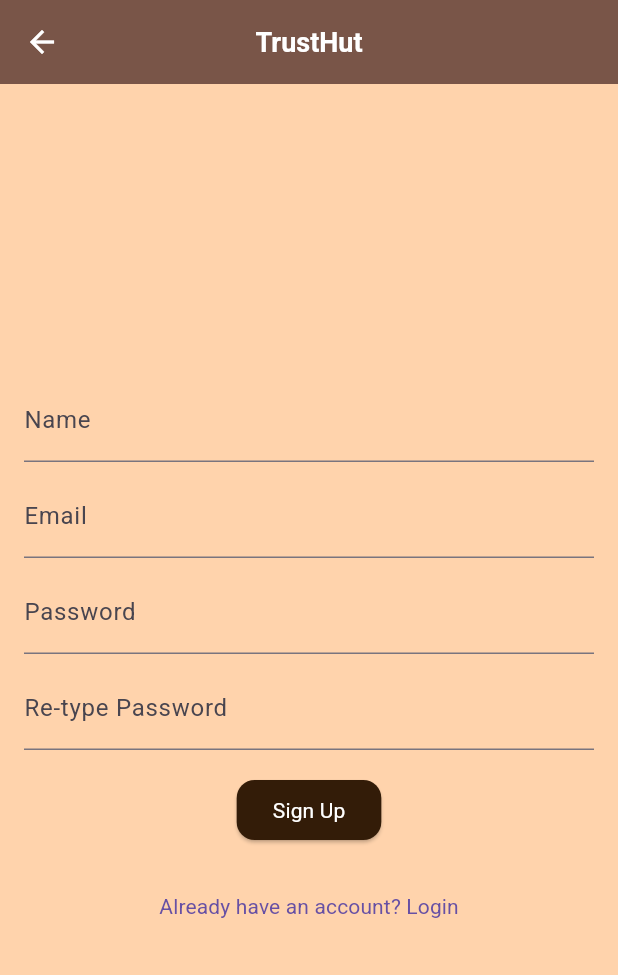
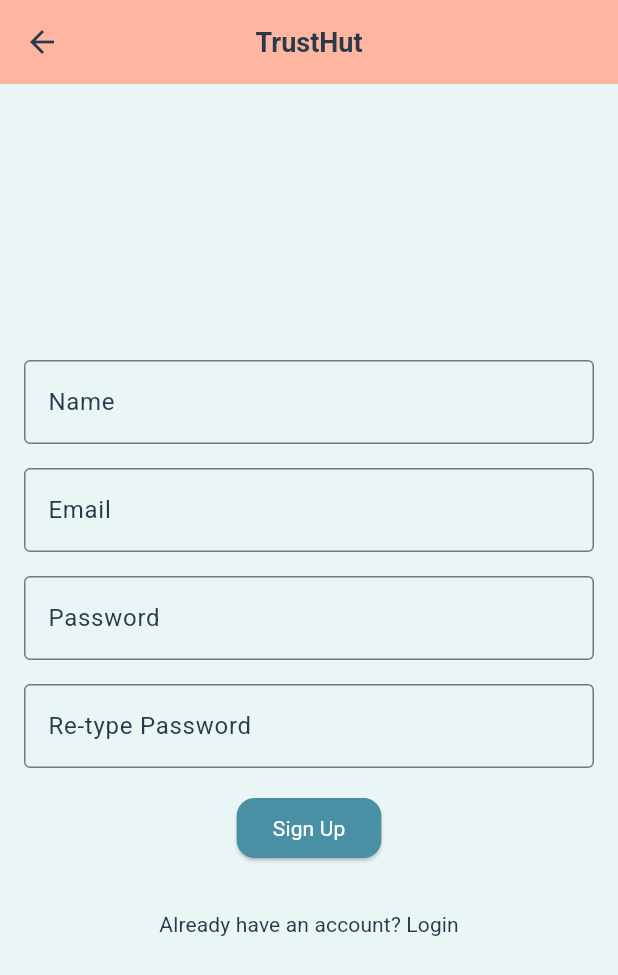
Before and after one commit to Jahnvi777-git/trusthut, a Flutter app: the screen it shows after launch, after a tap on "Login", after a tap on "Don't have an account? Sign Up", on a phone screen of 412 x 824 dp. Shown: the top 975 px of the screen. Run offline on Flutter 3.47's test engine with Material 3 defaults, Android fonts, the light colour scheme and no system bars; our stand-ins replace cloud_firestore, firebase_auth, firebase_core, flutter_rating_bar, geolocator, google_maps_flutter; accounts and stored records are empty.

Commit message:
changed color scheme

```diff
--- a/lib/main.dart
+++ b/lib/main.dart
@@ -26,32 +26,74 @@ class MyApp extends StatelessWidget {
     return MaterialApp(
       title: 'TrustHut',
       debugShowCheckedModeBanner: false,
+      // theme: ThemeData(
+      //   primaryColor: Color(0xFF331C08), // Dark brown for primary elements
+      //   scaffoldBackgroundColor: Color(0xFFFFD3AC), // Light peach for background
+      //   appBarTheme: AppBarTheme(
+      //     backgroundColor: Color(0xFF331C08), // Dark brown for AppBar
+      //     foregroundColor: Colors.white, // White text for AppBar
+      //     elevation: 0,
+      //   ),
+      //   textTheme: TextTheme(
+      //     displayLarge: TextStyle(fontSize: 24, fontWeight: FontWeight.bold, color: Color(0xFF331C08)),
+      //     titleLarge: TextStyle(fontSize: 18, fontWeight: FontWeight.bold, color: Color(0xFF331C08)),
+      //     bodyLarge: TextStyle(fontSize: 16, color: Color(0xFF331C08)),
+      //     bodyMedium: TextStyle(fontSize: 14, color: Color(0xFF331C08)),
+      //   ),
+      //   cardColor: Color(0xFF664C36), // Medium brown for cards
+      //   elevatedButtonTheme: ElevatedButtonThemeData(
+      //     style: ElevatedButton.styleFrom(
+      //       backgroundColor: Color(0xFF331C08), // Dark brown for buttons
+      //       foregroundColor: Colors.white, // White text for buttons
+      //       shape: RoundedRectangleBorder(borderRadius: BorderRadius.circular(12)),
+      //     ),
+      //   ),
+      //   bottomNavigationBarTheme: BottomNavigationBarThemeData(
+      //     backgroundColor: Color(0xFFFFD3AC), // Light cream color for BottomNavigationBar
+      //     selectedItemColor: Color(0xFF331C08), // Dark brown for selected items
+      //     unselectedItemColor: Color(0xFF664C36), // Medium brown for unselected items
+      //   ),
+      // ),
       theme: ThemeData(
-        primaryColor: Color(0xFF331C08), // Dark brown for primary elements
-        scaffoldBackgroundColor: Color(0xFFFFD3AC), // Light peach for background
+        primaryColor: Color(0xFFFFB6A0), // Peach for primary elements
+        scaffoldBackgroundColor: Color(0xFFEAF6F6), // Light blue for background
         appBarTheme: AppBarTheme(
-          backgroundColor: Color(0xFF331C08), // Dark brown for AppBar
-          foregroundColor: Colors.white, // White text for AppBar
+          backgroundColor: Color(0xFFFFB6A0), // Peach for AppBar
+          foregroundColor: Color(0xFF2A3A4A), // Dark blue for AppBar text
           elevation: 0,
         ),
         textTheme: TextTheme(
-          displayLarge: TextStyle(fontSize: 24, fontWeight: FontWeight.bold, color: Color(0xFF331C08)),
-          titleLarge: TextStyle(fontSize: 18, fontWeight: FontWeight.bold, color: Color(0xFF331C08)),
-          bodyLarge: TextStyle(fontSize: 16, color: Color(0xFF331C08)),
-          bodyMedium: TextStyle(fontSize: 14, color: Color(0xFF331C08)),
+          displayLarge: TextStyle(
+            fontSize: 24,
+            fontWeight: FontWeight.bold,
+            color: Color(0xFF2A3A4A), // Dark blue for headings
+          ),
+          titleLarge: TextStyle(
+            fontSize: 18,
+            fontWeight: FontWeight.bold,
+            color: Color(0xFF2A3A4A), // Dark blue for titles
+          ),
+          bodyLarge: TextStyle(
+            fontSize: 16,
+            color: Color(0xFF2A3A4A), // Dark blue for body text
+          ),
+          bodyMedium: TextStyle(
+            fontSize: 14,
+            color: Color(0xFF2A3A4A), // Dark blue for smaller text
+          ),
         ),
-        cardColor: Color(0xFF664C36), // Medium brown for cards
+        cardColor: Color(0xFFFFFFFF), // White for cards
         elevatedButtonTheme: ElevatedButtonThemeData(
           style: ElevatedButton.styleFrom(
-            backgroundColor: Color(0xFF331C08), // Dark brown for buttons
-            foregroundColor: Colors.white, // White text for buttons
+            backgroundColor: Color(0xFF4A90A4), // Teal for buttons
+            foregroundColor: Color(0xFFFFFFFF), // White text for buttons
             shape: RoundedRectangleBorder(borderRadius: BorderRadius.circular(12)),
           ),
         ),
         bottomNavigationBarTheme: BottomNavigationBarThemeData(
-          backgroundColor: Color(0xFFFFD3AC), // Light cream color for BottomNavigationBar
-          selectedItemColor: Color(0xFF331C08), // Dark brown for selected items
-          unselectedItemColor: Color(0xFF664C36), // Medium brown for unselected items
+          backgroundColor: Color(0xFFEAF6F6), // Light blue for BottomNavigationBar
+          selectedItemColor: Color(0xFF4A90A4), // Teal for selected items
+          unselectedItemColor: Color(0xFF2A3A4A), // Dark blue for unselected items
         ),
       ),
       initialRoute: '/', // Set the initial route
--- a/lib/screens/login_screen.dart
+++ b/lib/screens/login_screen.dart
@@ -37,7 +37,8 @@ class LoginScreen extends StatelessWidget {
       appBar: AppBar(
         title: Text("TrustHut", style: TextStyle(fontWeight: FontWeight.bold)),
         centerTitle: true,
-        backgroundColor: Colors.brown,
+        backgroundColor: Color(0xFFFFB6A0), // Peach for AppBar
+        elevation: 0, // Flat AppBar
       ),
       body: Padding(
         padding: const EdgeInsets.all(16.0),
@@ -49,25 +50,27 @@ class LoginScreen extends StatelessWidget {
               // Email Field
               TextFormField(
                 controller: _emailController,
-                decoration: InputDecoration(labelText: "Email"),
-                validator:
-                    (value) =>
-                        value == null || !value.contains('@')
-                            ? "Enter a valid email"
-                            : null,
+                decoration: InputDecoration(
+                  labelText: "Email",
+                  labelStyle: TextStyle(color: Color(0xFF2A3A4A)), // Dark blue text
+                  border: OutlineInputBorder(),
+                ),
+                validator: (value) =>
+                    value == null || !value.contains('@') ? "Enter a valid email" : null,
               ),
-              SizedBox(height: 8),
+              SizedBox(height: 16),
 
               // Password Field
               TextFormField(
                 controller: _passwordController,
-                decoration: InputDecoration(labelText: "Password"),
+                decoration: InputDecoration(
+                  labelText: "Password",
+                  labelStyle: TextStyle(color: Color(0xFF2A3A4A)), // Dark blue text
+                  border: OutlineInputBorder(),
+                ),
                 obscureText: true,
-                validator:
-                    (value) =>
-                        value == null || value.isEmpty
-                            ? "Please enter your password"
-                            : null,
+                validator: (value) =>
+                    value == null || value.isEmpty ? "Please enter your password" : null,
               ),
               SizedBox(height: 16),
 
@@ -75,6 +78,10 @@ class LoginScreen extends StatelessWidget {
               ElevatedButton(
                 onPressed: () => _login(context),
                 child: Text("Login"),
+                style: ElevatedButton.styleFrom(
+                  backgroundColor: Color(0xFF4A90A4), // Teal button color
+                  foregroundColor: Colors.white, // White text
+                ),
               ),
               SizedBox(height: 16),
 
@@ -86,12 +93,16 @@ class LoginScreen extends StatelessWidget {
                     MaterialPageRoute(builder: (context) => SignUpScreen()),
                   );
                 },
-                child: Text("Don't have an account? Sign Up"),
+                child: Text(
+                  "Don't have an account? Sign Up",
+                  style: TextStyle(color: Color(0xFF2A3A4A)), // Dark blue text
+                ),
               ),
             ],
           ),
         ),
       ),
+      backgroundColor: Color(0xFFEAF6F6), // Light blue background
     );
   }
 }
--- a/lib/screens/signup_screen.dart
+++ b/lib/screens/signup_screen.dart
@@ -5,11 +5,11 @@ import 'login_screen.dart';
 class SignUpScreen extends StatelessWidget {
   final _formKey = GlobalKey<FormState>();
   final TextEditingController _passwordController = TextEditingController();
-  final TextEditingController _confirmPasswordController =
-      TextEditingController();
+  final TextEditingController _confirmPasswordController = TextEditingController();
   String _name = '';
   String _email = '';
   String _password = '';
+
   void _signUp(BuildContext context) async {
     if (_formKey.currentState!.validate()) {
       _formKey.currentState!.save();
@@ -50,7 +50,8 @@ class SignUpScreen extends StatelessWidget {
       appBar: AppBar(
         title: Text("TrustHut", style: TextStyle(fontWeight: FontWeight.bold)),
         centerTitle: true,
-        backgroundColor: Colors.brown,
+        backgroundColor: Color(0xFFFFB6A0), // Peach for AppBar
+        elevation: 0, // Flat AppBar
       ),
       body: Padding(
         padding: const EdgeInsets.all(16.0),
@@ -61,45 +62,54 @@ class SignUpScreen extends StatelessWidget {
             children: [
               // Name Field
               TextFormField(
-                decoration: InputDecoration(labelText: "Name"),
+                decoration: InputDecoration(
+                  labelText: "Name",
+                  labelStyle: TextStyle(color: Color(0xFF2A3A4A)), // Dark blue text
+                  border: OutlineInputBorder(),
+                ),
                 onSaved: (value) => _name = value!.trim(),
-                validator:
-                    (value) =>
-                        value == null || value.isEmpty
-                            ? "Please enter your name"
-                            : null,
+                validator: (value) =>
+                    value == null || value.isEmpty ? "Please enter your name" : null,
               ),
-              SizedBox(height: 8),
+              SizedBox(height: 16),
 
               // Email Field
               TextFormField(
-                decoration: InputDecoration(labelText: "Email"),
+                decoration: InputDecoration(
+                  labelText: "Email",
+                  labelStyle: TextStyle(color: Color(0xFF2A3A4A)), // Dark blue text
+                  border: OutlineInputBorder(),
+                ),
                 onSaved: (value) => _email = value!.trim(),
-                validator:
-                    (value) =>
-                        value == null || !value.contains('@')
-                            ? "Enter a valid email"
-                            : null,
+                validator: (value) =>
+                    value == null || !value.contains('@') ? "Enter a valid email" : null,
               ),
-              SizedBox(height: 8),
+              SizedBox(height: 16),
 
               // Password Field
               TextFormField(
                 controller: _passwordController,
-                decoration: InputDecoration(labelText: "Password"),
+                decoration: InputDecoration(
+                  labelText: "Password",
+                  labelStyle: TextStyle(color: Color(0xFF2A3A4A)), // Dark blue text
+                  border: OutlineInputBorder(),
+                ),
                 obscureText: true,
-                validator:
-                    (value) =>
+                validator: (value) =>
                     value == null || value.length < 6
                         ? "Password must be at least 6 characters"
                         : null,
               ),
-              SizedBox(height: 8),
+              SizedBox(height: 16),
 
               // Re-type Password Field
               TextFormField(
                 controller: _confirmPasswordController,
-                decoration: InputDecoration(labelText: "Re-type Password"),
+                decoration: InputDecoration(
+                  labelText: "Re-type Password",
+                  labelStyle: TextStyle(color: Color(0xFF2A3A4A)), // Dark blue text
+                  border: OutlineInputBorder(),
+                ),
                 obscureText: true,
                 validator: (value) {
                   if (value == null || value.isEmpty) {
@@ -117,6 +127,10 @@ class SignUpScreen extends StatelessWidget {
               ElevatedButton(
                 onPressed: () => _signUp(context),
                 child: Text("Sign Up"),
+                style: ElevatedButton.styleFrom(
+                  backgroundColor: Color(0xFF4A90A4), // Teal button color
+                  foregroundColor: Colors.white, // White text
+                ),
               ),
               SizedBox(height: 16),
 
@@ -128,12 +142,16 @@ class SignUpScreen extends StatelessWidget {
                     MaterialPageRoute(builder: (context) => LoginScreen()),
                   );
                 },
-                child: Text("Already have an account? Login"),
+                child: Text(
+                  "Already have an account? Login",
+                  style: TextStyle(color: Color(0xFF2A3A4A)), // Dark blue text
+                ),
               ),
             ],
           ),
         ),
       ),
+      backgroundColor: Color(0xFFEAF6F6), // Light blue background
     );
   }
 }
--- a/lib/screens/splash_screen.dart
+++ b/lib/screens/splash_screen.dart
@@ -23,10 +23,10 @@ class _SplashScreenState extends State<SplashScreen> {
   @override
   Widget build(BuildContext context) {
     return Scaffold(
-      backgroundColor: Color(0xFFFFD3AC), // Light peach background
+      backgroundColor: Color(0xFFEAF6F6), // Light peach background
       body: Center(
         child: Image.asset(
-          'lib/assets/images/splash_image.png', // Path to your splash image
+          'lib/assets/images/trusthut_icon.png', // Path to your splash image
           // width: 200, // Adjust the width as needed
           height: 500, // Adjust the height as needed
         ),
--- a/pubspec.yaml
+++ b/pubspec.yaml
@@ -66,6 +66,7 @@ flutter:
   uses-material-design: true
   assets:
     - lib/assets/images/splash_image.png
+    - lib/assets/images/trusthut_icon.png
   fonts:
     - family: Roboto
       fonts:
```
Also changed, not shown: lib/screens/home_screen.dart (+21 -25 lines), lib/screens/post_detail_screen.dart (+46 -11 lines), lib/screens/profile_screen.dart (+30 -27 lines), lib/assets/images/trusthut_icon.png (added). Lines whose indentation alone changed are shown as unchanged.
